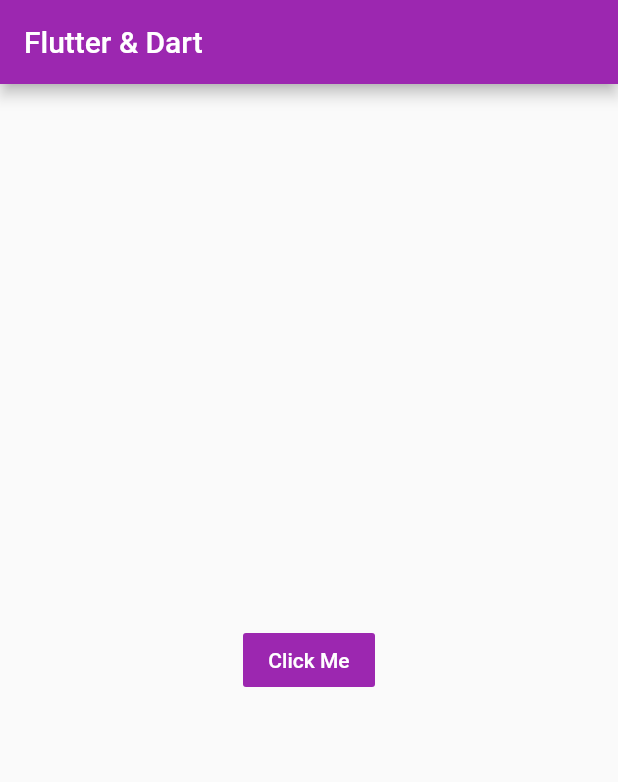
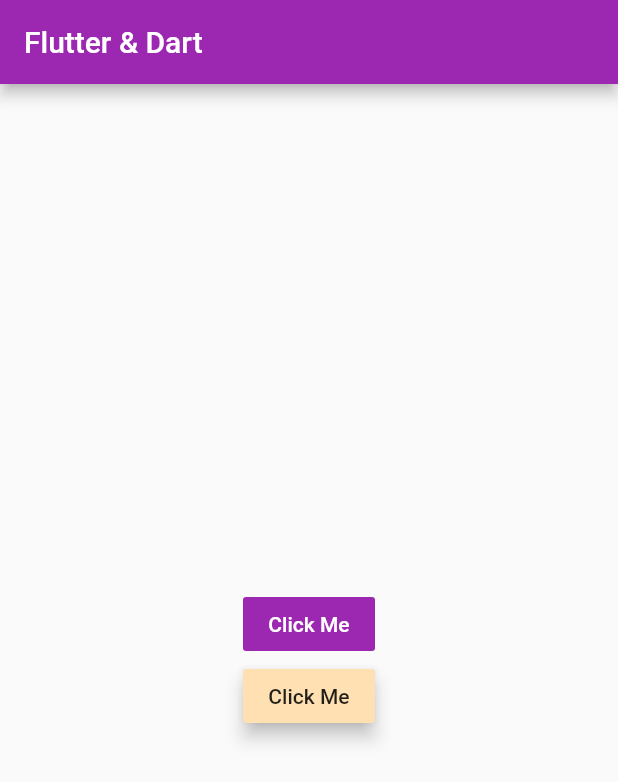
Before and after one commit to DiaDeMuertos/Udemy_section5, a Flutter app: the screen it shows after launch, on a phone screen of 412 x 824 dp. Shown: the top 782 px of the screen. Run offline on Flutter 3.47's test engine with Material 2 defaults, Android fonts, the phone set to English and light mode, and no system bars.

Commit message:
added widget RaisedButton implementation

```diff
--- a/lib/main.dart
+++ b/lib/main.dart
@@ -27,6 +27,8 @@ class MyHomePage extends StatefulWidget {
 class _MyHomePageState extends State<MyHomePage> {
   void handlerFlatButtonClickMe() => print('clicked');
 
+  void handlerRaisedButtonClickMe() => handlerFlatButtonClickMe();
+
   @override
   Widget build(BuildContext context) {
     return Scaffold(
@@ -46,6 +48,13 @@ class _MyHomePageState extends State<MyHomePage> {
                 'Click Me',
               ),
             ),
+            RaisedButton(
+              onPressed: handlerRaisedButtonClickMe,
+              color: Colors.orange[100],
+              elevation: 5,
+              highlightElevation: 10,
+              child: Text('Click Me'),
+            )
           ],
         ),
       ),
```
